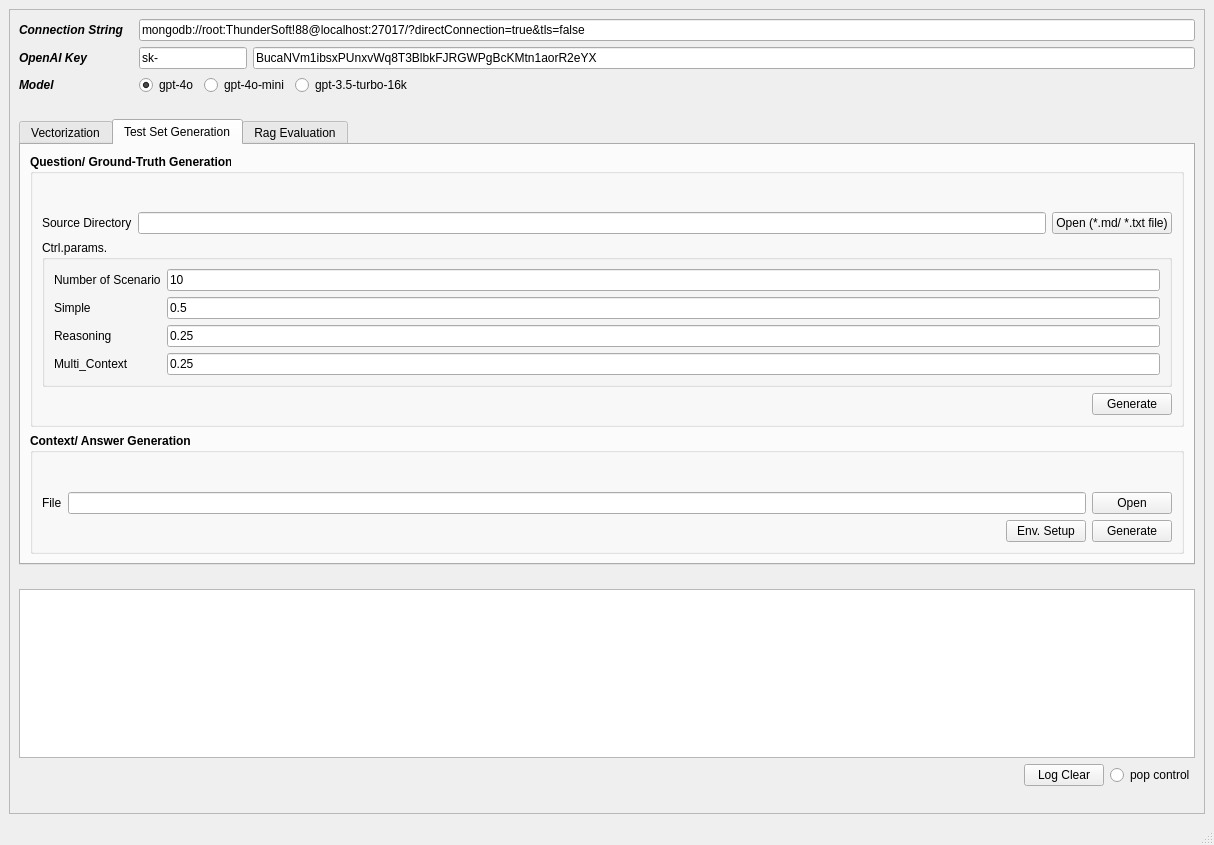
Above: chatgpt_performance_metric/source/ui_designer/main_frame.ui from tom-shin/perf_metric before the change. Below: the same form after it.
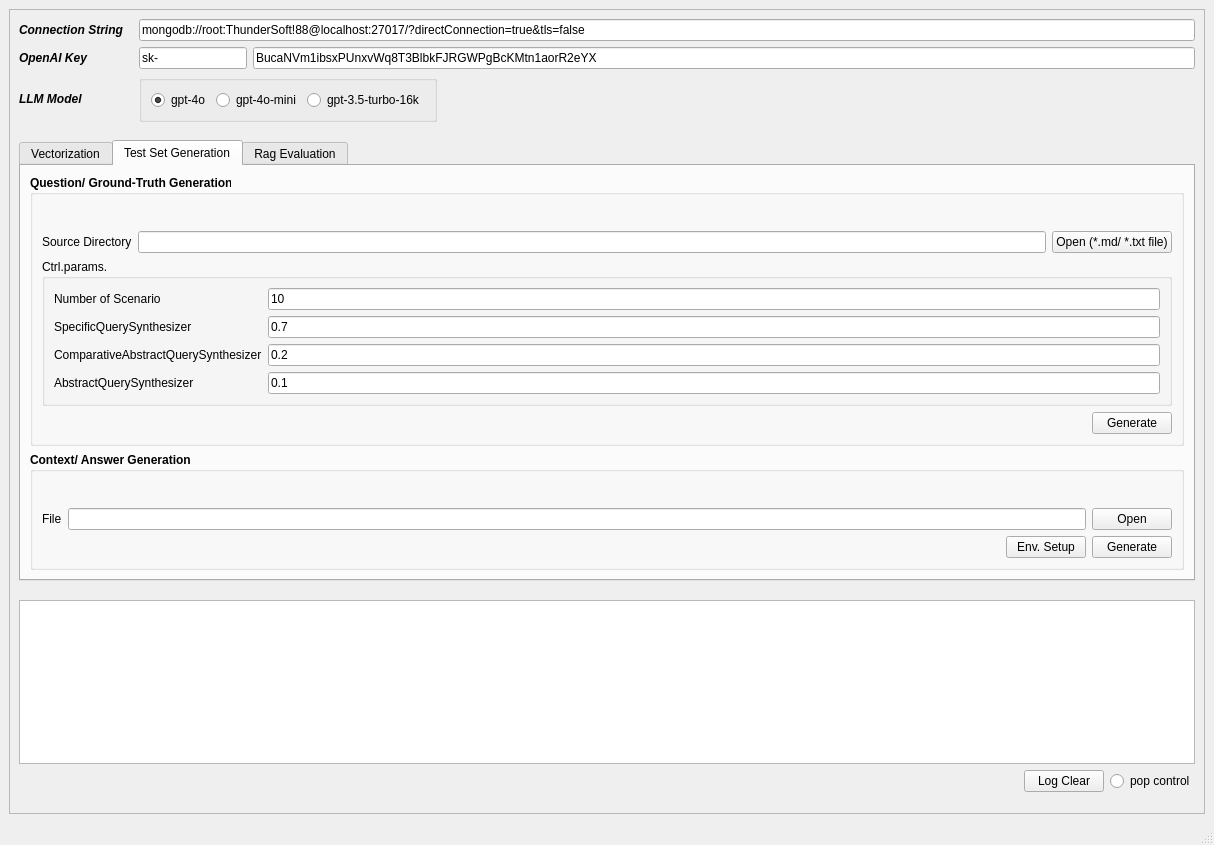
That is the form after the change.

The edit to the form file:
```diff
--- a/chatgpt_performance_metric/source/ui_designer/main_frame.ui
+++ b/chatgpt_performance_metric/source/ui_designer/main_frame.ui
@@ -50,7 +50,7 @@
             </font>
            </property>
            <property name="text">
-            <string>Model                     </string>
+            <string>LLM Model               </string>
            </property>
           </widget>
          </item>
@@ -111,7 +111,14 @@
          <item row="2" column="1">
           <layout class="QHBoxLayout" name="horizontalLayout_8">
            <item>
-            <layout class="QHBoxLayout" name="horizontalLayout_5">
+            <layout class="QHBoxLayout" name="horizontalLayout_5"/>
+           </item>
+           <item>
+            <widget class="QGroupBox" name="groupBox_3">
+             <property name="title">
+              <string/>
+             </property>
+             <layout class="QHBoxLayout" name="horizontalLayout_9">
              <item>
               <widget class="QRadioButton" name="creation_gpt4o_radioButton">
                <property name="font">
@@ -158,6 +165,7 @@
               </widget>
              </item>
             </layout>
+            </widget>
            </item>
            <item>
             <spacer name="horizontalSpacer_4">
@@ -326,7 +334,7 @@
                       </font>
                      </property>
                      <property name="text">
-                      <string>0.25</string>
+                      <string>0.2</string>
                      </property>
                     </widget>
                    </item>
@@ -352,7 +360,7 @@
                       </font>
                      </property>
                      <property name="text">
-                      <string>0.5</string>
+                      <string>0.7</string>
                      </property>
                     </widget>
                    </item>
@@ -365,7 +373,7 @@
                       </font>
                      </property>
                      <property name="text">
-                      <string>0.25</string>
+                      <string>0.1</string>
                      </property>
                     </widget>
                    </item>
@@ -378,7 +386,7 @@
                       </font>
                      </property>
                      <property name="text">
-                      <string>Simple</string>
+                      <string>SpecificQuerySynthesizer</string>
                      </property>
                     </widget>
                    </item>
@@ -391,7 +399,7 @@
                       </font>
                      </property>
                      <property name="text">
-                      <string>Reasoning</string>
+                      <string>ComparativeAbstractQuerySynthesizer</string>
                      </property>
                     </widget>
                    </item>
@@ -404,7 +412,7 @@
                       </font>
                      </property>
                      <property name="text">
-                      <string>Multi_Context</string>
+                      <string>AbstractQuerySynthesizer</string>
                      </property>
                     </widget>
                    </item>
```
Left out of the diff: 12 changed lines with no effect on the pictures. Lines whose indentation alone changed are shown as unchanged.
